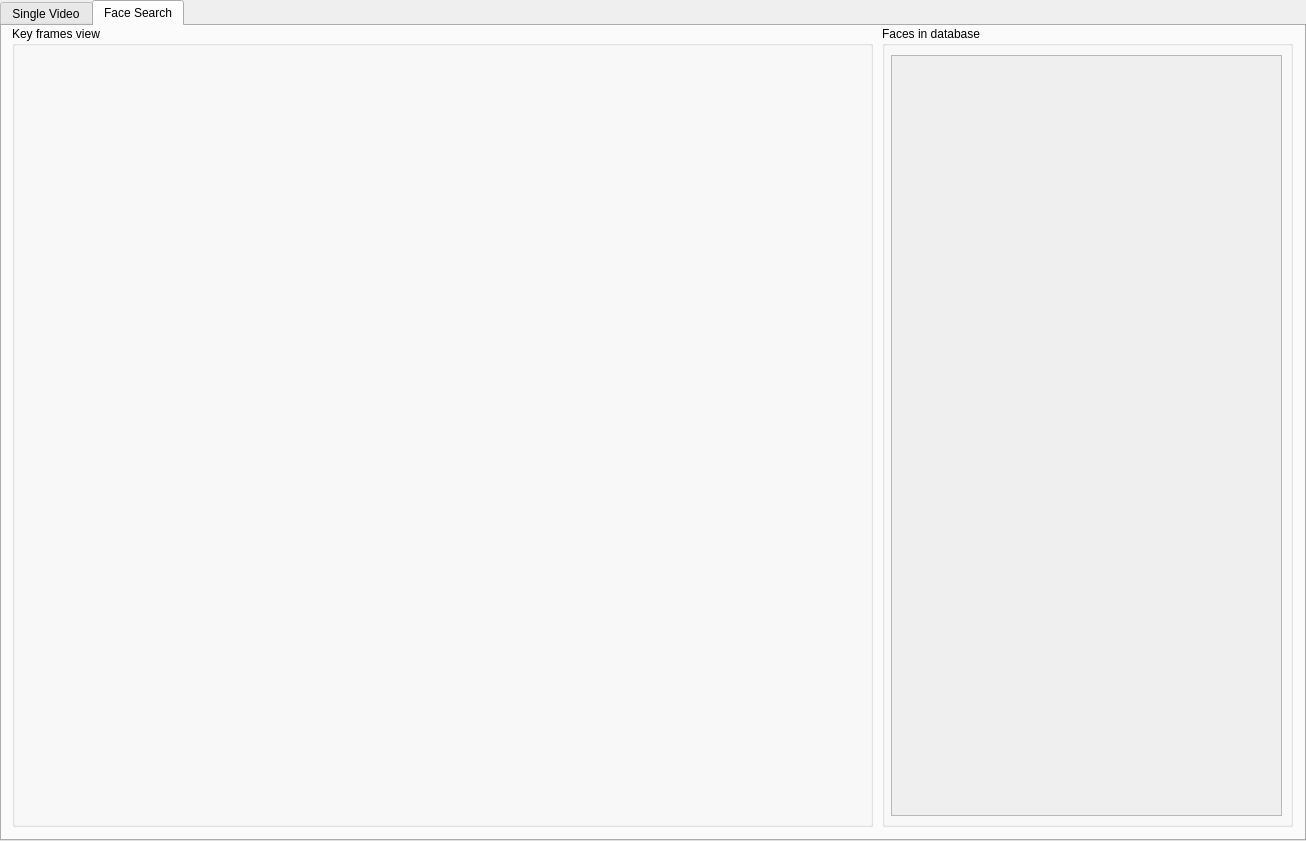
Alicegaz/CrimeCamera, file gui/window.ui: the form before one commit.
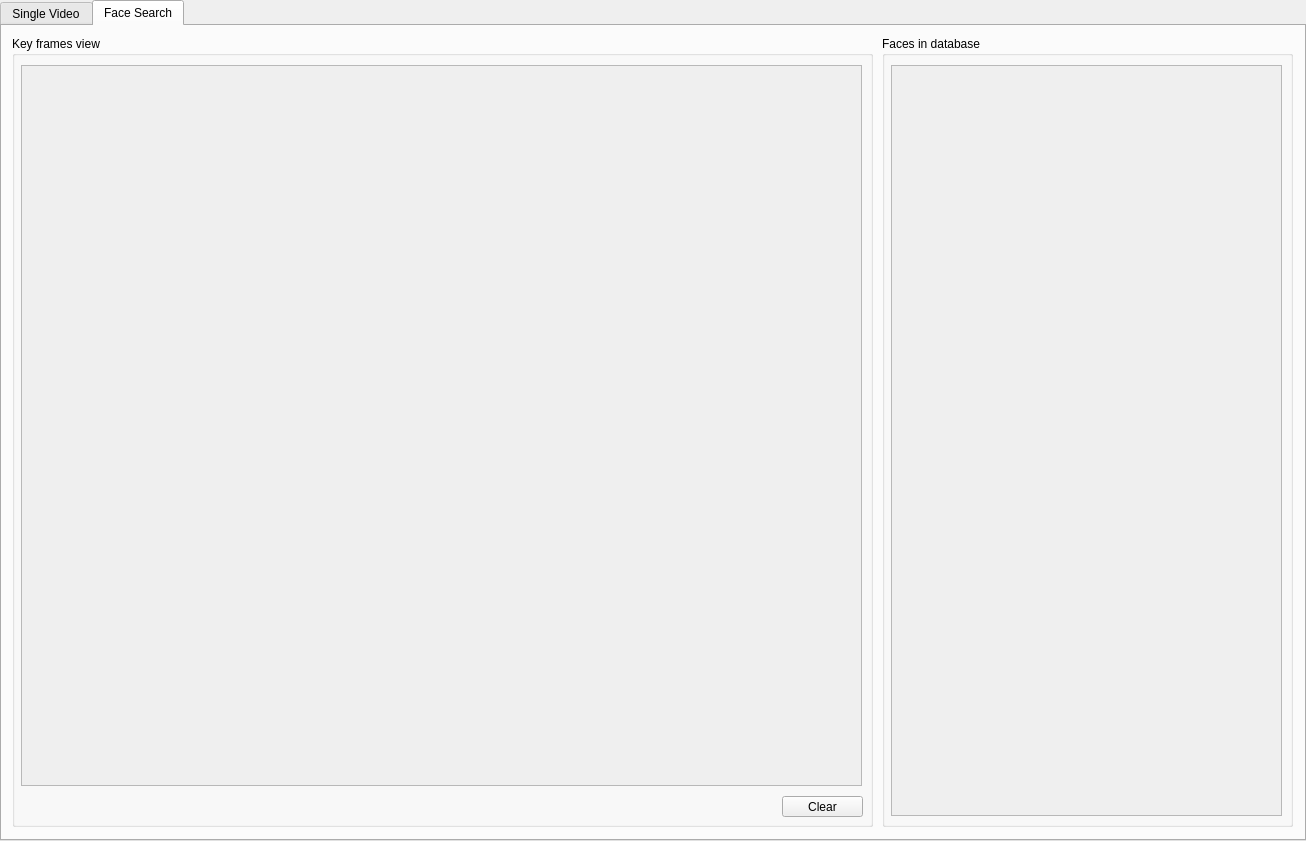
The form after the commit. Icons and pictures are not drawn.

Commit message: Added GUI for face searcher

What changed in the file:
```diff
--- a/gui/window.ui
+++ b/gui/window.ui
@@ -343,22 +343,58 @@
     <property name="geometry">
      <rect>
       <x>10</x>
-      <y>0</y>
+      <y>10</y>
       <width>861</width>
-      <height>801</height>
+      <height>791</height>
      </rect>
     </property>
     <property name="title">
      <string>Key frames view</string>
     </property>
+    <widget class="QScrollArea" name="keyFramesScrollArea">
+     <property name="geometry">
+      <rect>
+       <x>9</x>
+       <y>29</y>
+       <width>841</width>
+       <height>721</height>
+      </rect>
+     </property>
+     <property name="widgetResizable">
+      <bool>true</bool>
+     </property>
+     <widget class="QWidget" name="scrollAreaWidgetContents_3">
+      <property name="geometry">
+       <rect>
+        <x>0</x>
+        <y>0</y>
+        <width>839</width>
+        <height>719</height>
+       </rect>
+      </property>
+     </widget>
+    </widget>
+    <widget class="QPushButton" name="clearKeyFramesBtn">
+     <property name="geometry">
+      <rect>
+       <x>770</x>
+       <y>760</y>
+       <width>81</width>
+       <height>21</height>
+      </rect>
+     </property>
+     <property name="text">
+      <string>Clear</string>
+     </property>
+    </widget>
    </widget>
    <widget class="QGroupBox" name="groupBox_4">
     <property name="geometry">
      <rect>
       <x>880</x>
-      <y>0</y>
+      <y>10</y>
       <width>411</width>
-      <height>801</height>
+      <height>791</height>
      </rect>
     </property>
     <property name="title">
@@ -370,7 +406,7 @@
        <x>9</x>
        <y>29</y>
        <width>391</width>
-       <height>761</height>
+       <height>751</height>
       </rect>
      </property>
      <property name="widgetResizable">
@@ -382,7 +418,7 @@
         <x>0</x>
         <y>0</y>
         <width>389</width>
-        <height>759</height>
+        <height>749</height>
        </rect>
       </property>
      </widget>
```
The commit also changes 6 other files.
